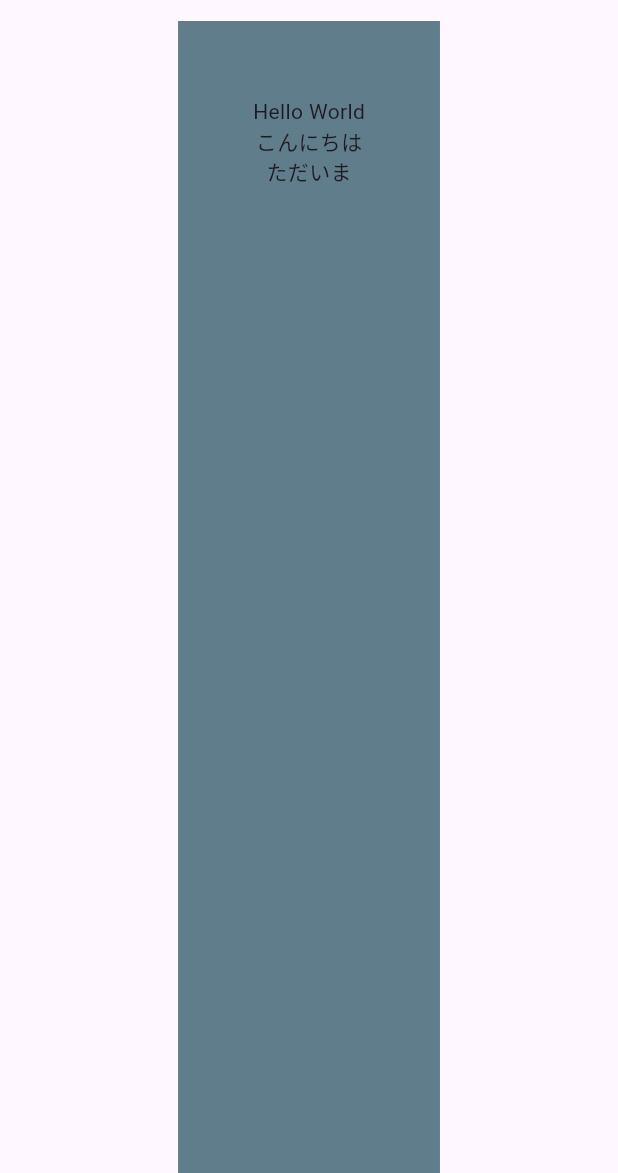
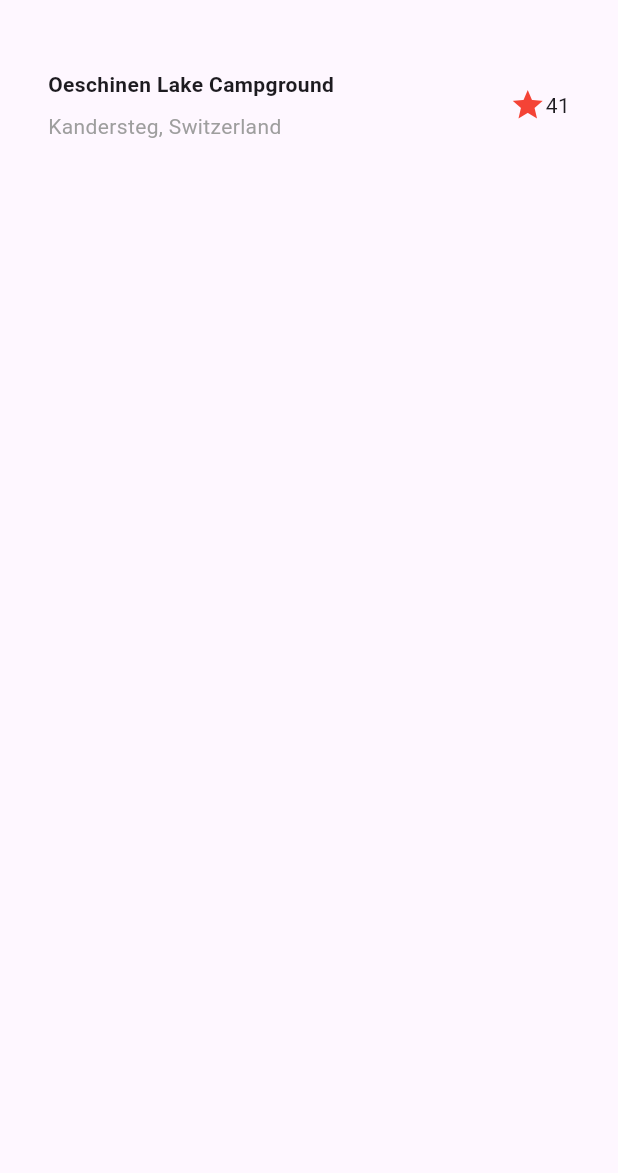
Before and after one commit to shun-kon/flutter_tutorial, a Flutter app: the screen it shows after launch, on a phone screen of 412 x 824 dp, the part 63-1236 px from its top. Run offline on Flutter 3.47's test engine with Material 3 defaults, Android fonts, the phone set to English and light mode, and no system bars.

Commit message:
Step 2: Implement the title row

```diff
--- a/lib/main.dart
+++ b/lib/main.dart
@@ -7,26 +7,53 @@ class MyApp extends StatelessWidget {
 
   @override
   Widget build(BuildContext context) {
+    Widget titleSection = Container(
+      padding: const EdgeInsets.all(32),
+      child: Row(
+        children: [
+          Expanded(
+            child:Column(
+              crossAxisAlignment: CrossAxisAlignment.start,
+            children: [
+              Container(
+                padding: const EdgeInsets.only(bottom: 8),
+                child: const Text(
+                  'Oeschinen Lake Campground',
+                  style: TextStyle(
+                    fontWeight: FontWeight.bold,
+                  ),
+                ) ,
+              ),
+              Text(
+                'Kandersteg, Switzerland',
+                style:TextStyle(
+                  color: Colors.grey[500],
+                ),
+              ),
+            ],
+          ),
+          ),
+          Icon(
+            Icons.star,
+            color: Colors.red[500],
+          ),
+          const Text('41'),
+        ],
+      ),
+    );
+
     return MaterialApp(
       title: 'Flutter layout demo',
       home: Scaffold(
         appBar: AppBar(
           title: const Text('Flutter layout demo'),
         ),
-        body: Center(
-            child: Container(
-              padding: const EdgeInsets.all(50),
-              color: Colors.blueGrey,
-              child: const Column(
-                children: [
-                  Text('Hello World'),
-                  Text('こんにちは'),
-                  Text('ただいま'),
-                ],
-              )
+        body: Column(
+            children:[
+               titleSection
+            ]
             )
         ),
-      ),
-    );
+      );
   }
 }
```
